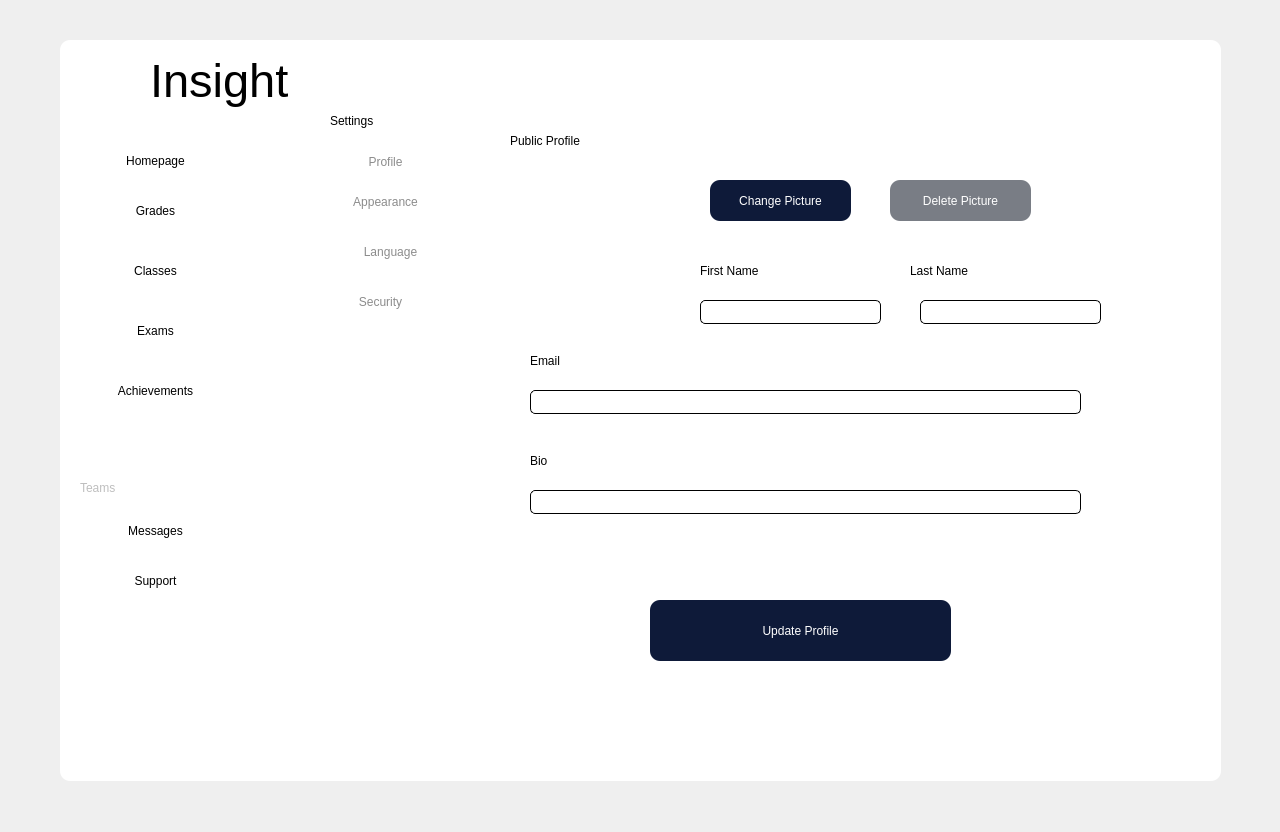
The window that mainwindow.ui (codingburgas/school-project-assignment-insight) describes before a commit, drawn with Qt 5.
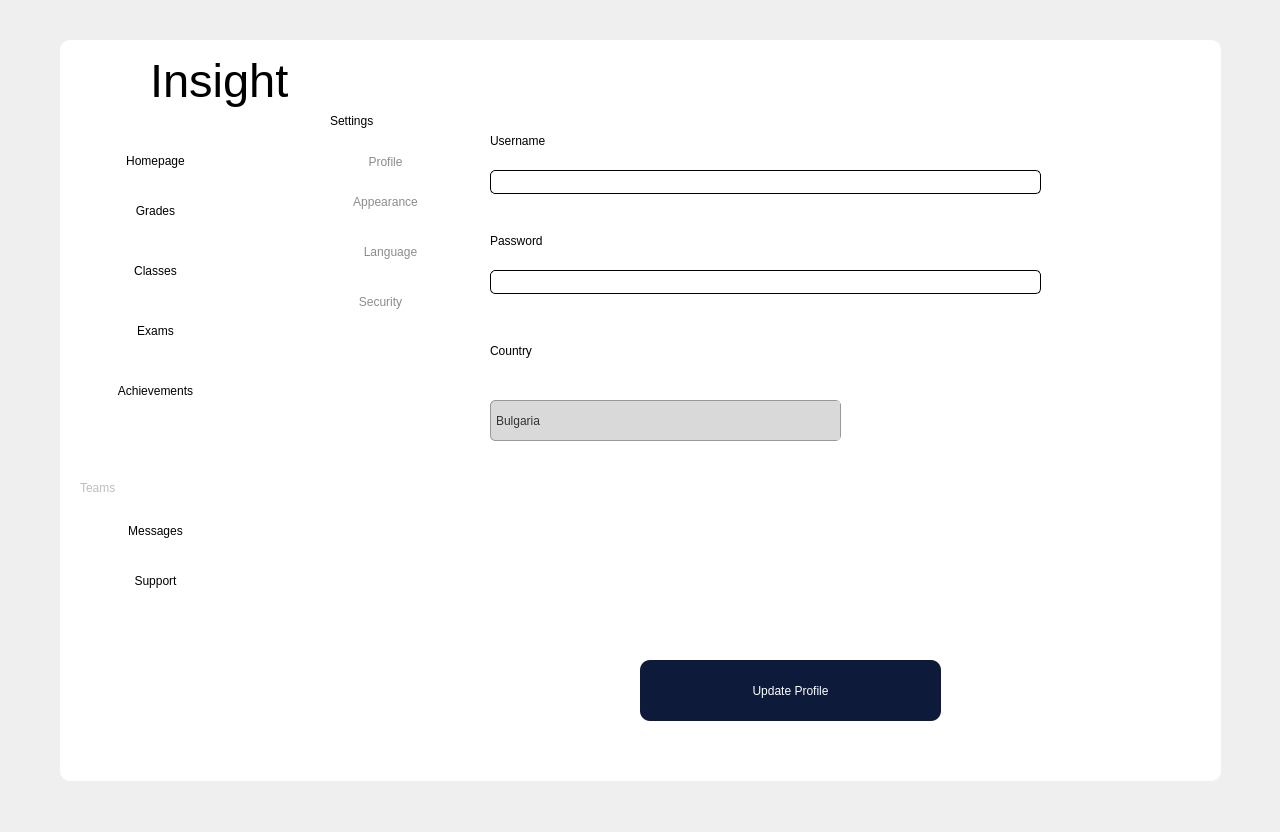
The same window after the commit. The open tabs and pages were chosen to show the change. Icons and pictures are not drawn.

Commit message: Deisgn Security Page

Diff of the .ui file:
```diff
--- a/mainwindow.ui
+++ b/mainwindow.ui
@@ -4836,24 +4836,6 @@
          <string>Bio</string>
         </property>
        </widget>
-       <widget class="QPushButton" name="changePicture_PB_2">
-        <property name="geometry">
-         <rect>
-          <x>200</x>
-          <y>500</y>
-          <width>301</width>
-          <height>61</height>
-         </rect>
-        </property>
-        <property name="styleSheet">
-         <string notr="true">border-radius:10px;
-background-color:#0E1A39;
-color:white;</string>
-        </property>
-        <property name="text">
-         <string>Update Profile</string>
-        </property>
-       </widget>
       </widget>
       <widget class="QWidget" name="page_4">
        <widget class="QLabel" name="label_60">
@@ -5228,6 +5210,149 @@
         </property>
        </widget>
       </widget>
+      <widget class="QWidget" name="page_6">
+       <widget class="QLineEdit" name="username_LE">
+        <property name="enabled">
+         <bool>false</bool>
+        </property>
+        <property name="geometry">
+         <rect>
+          <x>40</x>
+          <y>70</y>
+          <width>551</width>
+          <height>24</height>
+         </rect>
+        </property>
+        <property name="styleSheet">
+         <string notr="true">border: 1px solid black;
+border-radius:5px;</string>
+        </property>
+        <property name="text">
+         <string/>
+        </property>
+       </widget>
+       <widget class="QLabel" name="username_LA">
+        <property name="geometry">
+         <rect>
+          <x>40</x>
+          <y>20</y>
+          <width>131</width>
+          <height>41</height>
+         </rect>
+        </property>
+        <property name="styleSheet">
+         <string notr="true">color:black;
+font: 16pt &quot;Segoe UI&quot;;
+background-color:transparent;</string>
+        </property>
+        <property name="text">
+         <string>Username</string>
+        </property>
+       </widget>
+       <widget class="QLabel" name="password_LA">
+        <property name="geometry">
+         <rect>
+          <x>40</x>
+          <y>120</y>
+          <width>131</width>
+          <height>41</height>
+         </rect>
+        </property>
+        <property name="styleSheet">
+         <string notr="true">color:black;
+font: 16pt &quot;Segoe UI&quot;;
+background-color:transparent;</string>
+        </property>
+        <property name="text">
+         <string>Password</string>
+        </property>
+       </widget>
+       <widget class="QLineEdit" name="password_LE">
+        <property name="enabled">
+         <bool>false</bool>
+        </property>
+        <property name="geometry">
+         <rect>
+          <x>40</x>
+          <y>170</y>
+          <width>551</width>
+          <height>24</height>
+         </rect>
+        </property>
+        <property name="styleSheet">
+         <string notr="true">border: 1px solid black;
+border-radius:5px;</string>
+        </property>
+        <property name="text">
+         <string/>
+        </property>
+        <property name="echoMode">
+         <enum>QLineEdit::Password</enum>
+        </property>
+       </widget>
+       <widget class="QLabel" name="country_LA">
+        <property name="geometry">
+         <rect>
+          <x>40</x>
+          <y>230</y>
+          <width>131</width>
+          <height>41</height>
+         </rect>
+        </property>
+        <property name="styleSheet">
+         <string notr="true">color:black;
+font: 16pt &quot;Segoe UI&quot;;
+background-color:transparent;</string>
+        </property>
+        <property name="text">
+         <string>Country</string>
+        </property>
+       </widget>
+       <widget class="QComboBox" name="country_CB">
+        <property name="geometry">
+         <rect>
+          <x>40</x>
+          <y>300</y>
+          <width>351</width>
+          <height>41</height>
+         </rect>
+        </property>
+        <property name="styleSheet">
+         <string notr="true">QComboBox {
+    background-color: #D9D9D9; /* Background color of the combobox */
+    color: #333333; /* Text color */
+    selection-background-color: #66b3ff; /* Background color when item is selected */
+    selection-color: #ffffff; /* Text color when item is selected */
+    border: 1px solid #999999;
+    padding: 2px 20px 2px 5px;
+    min-width: 6em;
+	border-radius:5px;
+}
+
+QComboBox::drop-down {
+    subcontrol-origin: padding;
+    subcontrol-position: top right;
+    width: 20px;
+    border: none;
+    padding-right: 5px;
+    background-color: #D9D9D9;
+}
+
+QComboBox::down-arrow {
+    
+	image: url(:/Resources/Images/icons/Expand Arrow.png);
+	width:23px;
+	height:23px;
+}
+</string>
+        </property>
+        <item>
+         <property name="text">
+          <string>Bulgaria</string>
+         </property>
+        </item>
+       </widget>
+      </widget>
      </widget>
      <widget class="QPushButton" name="pushButton">
       <property name="geometry">
@@ -5302,6 +5427,24 @@
        <string>Security</string>
       </property>
      </widget>
+     <widget class="QPushButton" name="changePicture_PB_2">
+      <property name="geometry">
+       <rect>
+        <x>340</x>
+        <y>580</y>
+        <width>301</width>
+        <height>61</height>
+       </rect>
+      </property>
+      <property name="styleSheet">
+       <string notr="true">border-radius:10px;
+background-color:#0E1A39;
+color:white;</string>
+      </property>
+      <property name="text">
+       <string>Update Profile</string>
+      </property>
+     </widget>
     </widget>
    </widget>
    <widget class="QPushButton" name="pushButton_3">
```
Left out of the diff: 46 changed lines with no effect on the pictures.
